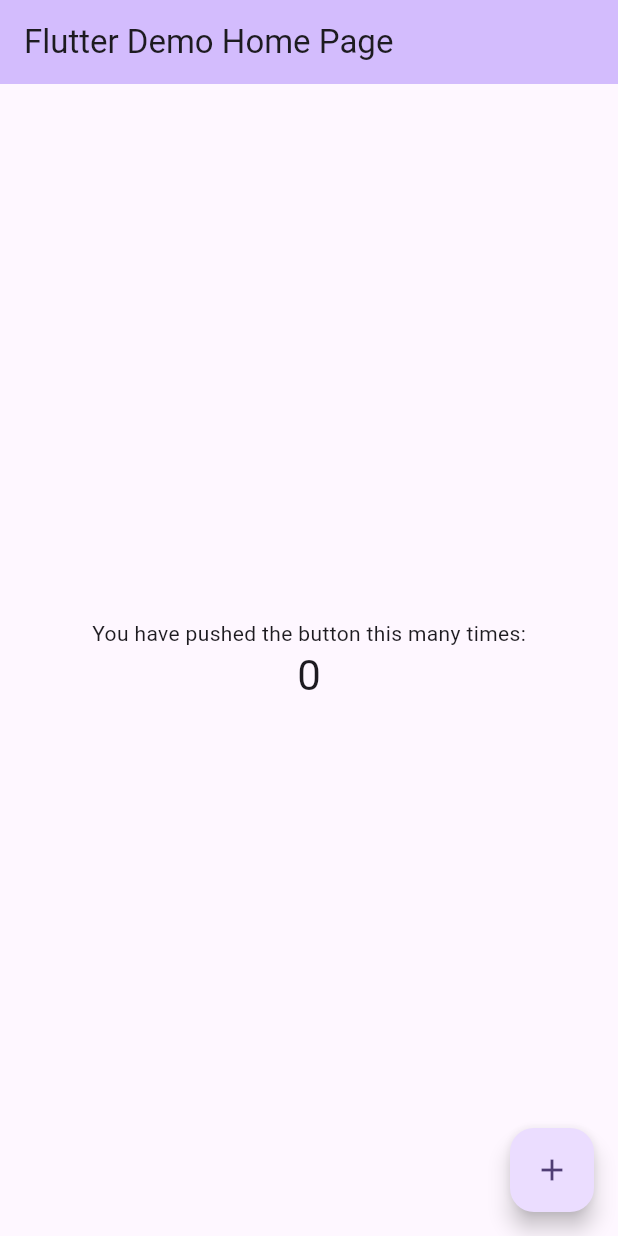
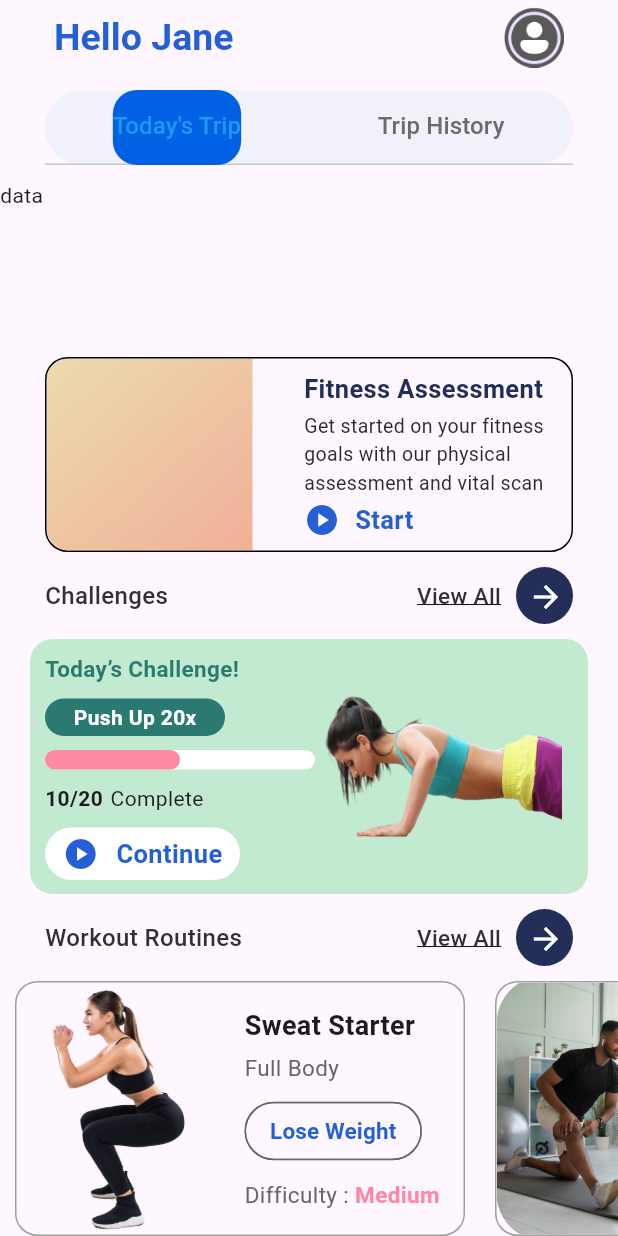
Before and after one commit to MuniasamyKumar/intern_assesment, a Flutter app: the screen it shows after launch, on a phone screen of 412 x 824 dp. Run offline on Flutter 3.47's test engine with Material 3 defaults, Android fonts, the phone set to English and light mode, and no system bars; drawn by our look-alikes of percent_indicator.

Commit message:
Feat : Designing Screen Pages

```diff
--- /dev/null
+++ b/lib/Screens/home_page.dart
@@ -0,0 +1,128 @@
+import 'package:flutter/material.dart';
+import 'package:intern_assesment/Widgets/custom_ass_container.dart';
+import '../Widgets/appbar.dart';
+import '../Widgets/challenges_container.dart';
+import '../Widgets/custom_head_line.dart';
+import '../Widgets/custom_workout_card.dart';
+
+class HomePage extends StatefulWidget {
+  const HomePage({super.key});
+
+  @override
+  State<HomePage> createState() => _HomePageState();
+}
+
+class _HomePageState extends State<HomePage> with TickerProviderStateMixin {
+  late TabController _tabController;
+  int i = 0;
+  @override
+  void initState() {
+    super.initState();
+    _tabController = TabController(
+      length: 2,
+      vsync: this,
+    );
+  }
+
+  @override
+  void dispose() {
+    _tabController.dispose();
+
+    super.dispose();
+  }
+
+  @override
+  Widget build(BuildContext context) {
+    return Scaffold(
+      appBar: const PreferredSize(
+        preferredSize: Size.fromHeight(50),
+        child: CustomAppBar(),
+      ),
+      body: Column(
+        children: [
+          Padding(
+            padding: EdgeInsets.symmetric(horizontal: 30, vertical: 10),
+            child: Container(
+              height: 50,
+              width: double.infinity,
+              decoration: BoxDecoration(
+                  color: Color.fromARGB(255, 241, 241, 250),
+                  borderRadius: BorderRadius.circular(30)),
+              child: TabBar(
+                controller: _tabController,
+                unselectedLabelColor: Color(0xff6B6B6B),
+                labelColor: Colors.blue,
+                indicator: BoxDecoration(
+                  color: const Color.fromRGBO(
+                    0,
+                    97,
+                    228,
+                    1,
+                  ),
+                  borderRadius: BorderRadius.circular(16),
+                ),
+                tabs: [
+                  Tab(
+                      child: Text(
+                    "Today's Trip",
+                    style: TextStyle(
+                        fontSize: 16,
+                        // color: Colors.black,
+                        fontWeight: FontWeight.w500),
+                  )),
+                  Tab(
+                      child: Text(
+                    "Trip History",
+                    style: TextStyle(
+                        fontSize: 16,
+                        //  color: Colors.black,
+                        fontWeight: FontWeight.w500),
+                  )),
+                ],
+              ),
+            ),
+          ),
+          Expanded(
+              child: TabBarView(
+            controller: _tabController,
+            children: [
+              Text("data"),
+              Text("data"),
+            ],
+          )),
+          const CustomAssessmentContainer(),
+          const CustomHeadLine(
+            category: "Challenges",
+          ),
+          const ChallengesContainer(),
+          const CustomHeadLine(
+            category: "Workout Routines",
+          ),
+          SizedBox(
+            height: 170,
+            child: ListView(
+              shrinkWrap: true,
+              scrollDirection: Axis.horizontal,
+              children: const [
+                WorkoutCard(
+                  title: 'Sweat Starter',
+                  subtitle: 'Full Body',
+                  difficulty: 'Medium',
+                  tag: 'Lose Weight',
+                  imageUrl: "assets/sd 1.png",
+                ),
+                WorkoutCard(
+                  title: 'Core Crusher',
+                  subtitle: 'Abs',
+                  difficulty: 'Hard',
+                  tag: 'Strength',
+                  imageUrl: "assets/image 54.png",
+                ),
+              ],
+            ),
+          ),
+        ],
+      ),
+    );
+  }
+}
--- /dev/null
+++ b/lib/Widgets/appbar.dart
@@ -0,0 +1,34 @@
+import 'package:flutter/material.dart';
+
+
+class CustomAppBar extends StatelessWidget {
+  const CustomAppBar({
+    super.key,
+  });
+
+  @override
+  Widget build(BuildContext context) {
+    return AppBar(
+      title: SafeArea(
+        child: Padding(
+          padding: const EdgeInsets.symmetric(
+            horizontal: 20,
+          ),
+          child: Row(
+            mainAxisAlignment: MainAxisAlignment.spaceBetween,
+            children: [
+              const Text("Hello Jane",
+                  style: TextStyle(
+                      fontSize: 25,
+                      color: Color(0xff255FD5),
+                      fontWeight: FontWeight.bold)),
+              CircleAvatar(
+                child: Image.asset("assets/Group 7073.png"),
+              )
+            ],
+          ),
+        ),
+      ),
+    );
+  }
+}
--- /dev/null
+++ b/lib/Widgets/challenges_container.dart
@@ -0,0 +1,115 @@
+import 'package:flutter/material.dart';
+import 'package:percent_indicator/percent_indicator.dart';
+
+
+class ChallengesContainer extends StatelessWidget {
+  const ChallengesContainer({
+    super.key,
+  });
+
+  @override
+  Widget build(BuildContext context) {
+    return Padding(
+      padding: const EdgeInsets.symmetric(horizontal: 20),
+      child: Container(
+          height: 170,
+          width: double.infinity,
+          decoration: const BoxDecoration(
+              borderRadius: BorderRadius.all(Radius.circular(15)),
+              image: DecorationImage(
+                  image: AssetImage("assets/Rectangle 2687.png"),
+                  fit: BoxFit.fitHeight)),
+          child: Row(
+            children: [
+              Padding(
+                padding: const EdgeInsets.only(left: 10),
+                child: Column(
+                  crossAxisAlignment: CrossAxisAlignment.start,
+                  mainAxisAlignment: MainAxisAlignment.spaceEvenly,
+                  children: [
+                    const Text(
+                      "Today’s Challenge!",
+                      style: TextStyle(
+                          color: Color(0xff2B7A71),
+                          fontSize: 15,
+                          fontWeight: FontWeight.bold),
+                    ),
+                    Container(
+                      height: 25,
+                      width: 120,
+                      decoration: BoxDecoration(
+                        borderRadius: BorderRadius.circular(25),
+                        color: const Color(0xff2B7A71),
+                      ),
+                      child: const Center(
+                          child: Text(
+                        "Push Up 20x",
+                        style: TextStyle(
+                            color: Colors.white, fontWeight: FontWeight.bold),
+                      )),
+                    ),
+                    LinearPercentIndicator(
+                      padding: const EdgeInsets.all(0),
+                      barRadius: const Radius.circular(10),
+                      width: 180,
+                      backgroundColor: Colors.white,
+                      animation: true,
+                      lineHeight: 13.0,
+                      animationDuration: 2000,
+                      percent: 0.5,
+                      progressColor: const Color(0xffFF88A5),
+                    ),
+                    const Row(
+                      children: [
+                        Text(
+                          "10/20",
+                          style: TextStyle(fontWeight: FontWeight.bold),
+                        ),
+                        SizedBox(
+                          width: 5,
+                        ),
+                        Text(
+                          "Complete",
+                          style: TextStyle(),
+                        ),
+                      ],
+                    ),
+                    Container(
+                      height: 35,
+                      width: 130,
+                      decoration: BoxDecoration(
+                        borderRadius: BorderRadius.circular(25),
+                        color: Colors.white,
+                      ),
+                      child: const Row(
+                        mainAxisAlignment: MainAxisAlignment.spaceEvenly,
+                        children: [
+                          Icon(
+                            Icons.play_circle,
+                            color: Color(0xff255FD5),
+                          ),
+                          Text(
+                            "Continue",
+                            style: TextStyle(
+                                color: Color(0xff255FD5),
+                                fontSize: 17,
+                                fontWeight: FontWeight.bold),
+                          ),
+                        ],
+                      ),
+                    ),
+                  ],
+                ),
+              ),
+              SizedBox(
+                  height: 100,
+                  width: MediaQuery.of(context).size.width / 2.5,
+                  child: const Image(
+                    image: AssetImage("assets/image 53.png"),
+                    fit: BoxFit.fill,
+                  ))
+            ],
+          )),
+    );
+  }
+}
--- /dev/null
+++ b/lib/Widgets/custom_ass_container.dart
@@ -0,0 +1,81 @@
+import 'package:flutter/material.dart';
+
+class CustomAssessmentContainer extends StatelessWidget {
+  const CustomAssessmentContainer({
+    super.key,
+  });
+
+  @override
+  Widget build(BuildContext context) {
+    return Padding(
+      padding: const EdgeInsets.symmetric(horizontal: 30),
+      child: Container(
+        height: 130,
+        width: double.infinity,
+        decoration: BoxDecoration(
+            borderRadius: BorderRadius.circular(15),
+            border: Border.all(color: Colors.black)),
+        child: Row(
+          mainAxisAlignment: MainAxisAlignment.spaceBetween,
+          children: [
+            SizedBox(
+              height: double.infinity,
+              width: MediaQuery.of(context).size.width / 3,
+              child: ClipRRect(
+                borderRadius: const BorderRadius.only(
+                  topLeft: Radius.circular(15),
+                  bottomLeft: Radius.circular(15),
+                ),
+                child: Image.asset(
+                  "assets/Rectangle 2682.png",
+                  fit: BoxFit.cover,
+                ),
+              ),
+            ),
+            const Padding(
+              padding: EdgeInsets.only(right: 15, top: 5, bottom: 5),
+              child: Column(
+                mainAxisAlignment: MainAxisAlignment.spaceEvenly,
+                crossAxisAlignment: CrossAxisAlignment.start,
+                children: [
+                  Text(
+                    "Fitness Assessment",
+                    style: TextStyle(
+                        color: Color(0xff222E58),
+                        fontSize: 17,
+                        fontWeight: FontWeight.bold),
+                  ),
+                  Text(
+                    "Get started on your fitness \ngoals with our physical\nassessment and vital scan",
+                    style: TextStyle(
+                        color: Color(0xff2A2A2A),
+                        fontSize: 13,
+                        fontWeight: FontWeight.normal),
+                  ),
+                  Row(
+                    children: [
+                      Icon(
+                        Icons.play_circle,
+                        color: Color(0xff255FD5),
+                      ),
+                      SizedBox(
+                        width: 10,
+                      ),
+                      Text(
+                        "Start",
+                        style: TextStyle(
+                            color: Color(0xff255FD5),
+                            fontSize: 17,
+                            fontWeight: FontWeight.bold),
+                      ),
+                    ],
+                  )
+                ],
+              ),
+            )
+          ],
+        ),
+      ),
+    );
+  }
+}
--- /dev/null
+++ b/lib/Widgets/custom_head_line.dart
@@ -0,0 +1,56 @@
+import 'package:flutter/material.dart';
+
+class CustomHeadLine extends StatelessWidget {
+  final String category;
+  const CustomHeadLine({
+    super.key,
+    required this.category,
+  });
+
+  @override
+  Widget build(BuildContext context) {
+    return Padding(
+      padding: const EdgeInsets.symmetric(horizontal: 30, vertical: 10),
+      child: Row(
+        mainAxisAlignment: MainAxisAlignment.spaceBetween,
+        children: [
+          Text(
+            category,
+            style: const TextStyle(
+              color: Color(0xff303030),
+              fontSize: 16,
+              fontWeight: FontWeight.w500,
+            ),
+          ),
+          Row(
+            children: [
+              const Text(
+                "View All",
+                style: TextStyle(
+                  color: Color(0xff303030),
+                  fontSize: 15,
+                  fontWeight: FontWeight.w500,
+                  decoration: TextDecoration.underline,
+                ),
+              ),
+              const SizedBox(
+                width: 10,
+              ),
+              CircleAvatar(
+                  radius: 19,
+                  backgroundColor: const Color(0xff232F58),
+                  child: IconButton(
+                      onPressed: () {},
+                      icon: const Center(
+                        child: Icon(
+                          Icons.arrow_forward,
+                          color: Colors.white,
+                        ),
+                      )))
+            ],
+          ),
+        ],
+      ),
+    );
+  }
+}
--- /dev/null
+++ b/lib/Widgets/custom_workout_card.dart
@@ -0,0 +1,101 @@
+import 'package:flutter/material.dart';
+
+class WorkoutCard extends StatelessWidget {
+  final String title;
+  final String subtitle;
+  final String difficulty;
+  final String tag;
+  final String imageUrl;
+
+  const WorkoutCard({
+    super.key,
+    required this.title,
+    required this.subtitle,
+    required this.difficulty,
+    required this.tag,
+    required this.imageUrl,
+  });
+
+  @override
+  Widget build(BuildContext context) {
+    return Container(
+      width: 300,
+      margin: const EdgeInsets.symmetric(horizontal: 10),
+      child: Container(
+        decoration: ShapeDecoration(
+          shape: RoundedRectangleBorder(
+              borderRadius: BorderRadius.circular(15),
+              side: const BorderSide(color: Colors.grey)),
+        ),
+        child: Row(
+          children: [
+            ClipRRect(
+              borderRadius: const BorderRadius.only(
+                topLeft: Radius.circular(15),
+                bottomLeft: Radius.circular(15),
+              ),
+              child: Image.asset(
+                imageUrl,
+                width: 140,
+                height: double.infinity,
+                fit: BoxFit.cover,
+              ),
+            ),
+            Expanded(
+              child: Padding(
+                padding: const EdgeInsets.all(12),
+                child: Column(
+                  crossAxisAlignment: CrossAxisAlignment.start,
+                  mainAxisAlignment: MainAxisAlignment.center,
+                  children: [
+                    Text(
+                      title,
+                      style: const TextStyle(
+                          fontSize: 18, fontWeight: FontWeight.bold),
+                    ),
+                    const SizedBox(height: 4),
+                    Text(
+                      subtitle,
+                      style: const TextStyle(
+                          fontSize: 15, color: Color(0xff666666)),
+                    ),
+                    const SizedBox(height: 8),
+                    Chip(
+                      shape: RoundedRectangleBorder(
+                          borderRadius: BorderRadius.circular(20),
+                          side: const BorderSide(
+                              width: 1, color: Color(0xff666666))),
+                      label: Text(
+                        tag,
+                        style: const TextStyle(
+                            fontWeight: FontWeight.bold, fontSize: 15),
+                      ),
+                      labelStyle: const TextStyle(color: Color(0xff255FD5)),
+                    ),
+                    const SizedBox(height: 8),
+                    Row(
+                      children: [
+                        const Text(
+                          'Difficulty : ',
+                          style:
+                              TextStyle(fontSize: 15, color: Color(0xff666666)),
+                        ),
+                        Text(
+                          difficulty,
+                          style: const TextStyle(
+                              color: Color(0xffFF88A5),
+                              fontWeight: FontWeight.bold,
+                              fontSize: 15),
+                        ),
+                      ],
+                    ),
+                  ],
+                ),
+              ),
+            ),
+          ],
+        ),
+      ),
+    );
+  }
+}
--- a/lib/main.dart
+++ b/lib/main.dart
@@ -1,4 +1,5 @@
 import 'package:flutter/material.dart';
+import 'package:intern_assesment/Screens/home_page.dart';
 
 void main() {
   runApp(const MyApp());
@@ -7,119 +8,11 @@
 class MyApp extends StatelessWidget {
   const MyApp({super.key});
 
-  // This widget is the root of your application.
   @override
   Widget build(BuildContext context) {
-    return MaterialApp(
-      title: 'Flutter Demo',
-      theme: ThemeData(
-        // This is the theme of your application.
-        //
-        // TRY THIS: Try running your application with "flutter run". You'll see
-        // the application has a purple toolbar. Then, without quitting the app,
-        // try changing the seedColor in the colorScheme below to Colors.green
-        // and then invoke "hot reload" (save your changes or press the "hot
-        // reload" button in a Flutter-supported IDE, or press "r" if you used
-        // the command line to start the app).
-        //
-        // Notice that the counter didn't reset back to zero; the application
-        // state is not lost during the reload. To reset the state, use hot
-        // restart instead.
-        //
-        // This works for code too, not just values: Most code changes can be
-        // tested with just a hot reload.
-        colorScheme: ColorScheme.fromSeed(seedColor: Colors.deepPurple),
-        useMaterial3: true,
-      ),
-      home: const MyHomePage(title: 'Flutter Demo Home Page'),
+    return const MaterialApp(
+      debugShowCheckedModeBanner: false,
+      home: HomePage(),
     );
   }
 }
-
-class MyHomePage extends StatefulWidget {
-  const MyHomePage({super.key, required this.title});
-
-  // This widget is the home page of your application. It is stateful, meaning
-  // that it has a State object (defined below) that contains fields that affect
-  // how it looks.
-
-  // This class is the configuration for the state. It holds the values (in this
-  // case the title) provided by the parent (in this case the App widget) and
-  // used by the build method of the State. Fields in a Widget subclass are
-  // always marked "final".
-
-  final String title;
-
-  @override
-  State<MyHomePage> createState() => _MyHomePageState();
-}
-
-class _MyHomePageState extends State<MyHomePage> {
-  int _counter = 0;
-
-  void _incrementCounter() {
-    setState(() {
-      // This call to setState tells the Flutter framework that something has
-      // changed in this State, which causes it to rerun the build method below
-      // so that the display can reflect the updated values. If we changed
-      // _counter without calling setState(), then the build method would not be
-      // called again, and so nothing would appear to happen.
-      _counter++;
-    });
-  }
-
-  @override
-  Widget build(BuildContext context) {
-    // This method is rerun every time setState is called, for instance as done
-    // by the _incrementCounter method above.
-    //
-    // The Flutter framework has been optimized to make rerunning build methods
-    // fast, so that you can just rebuild anything that needs updating rather
-    // than having to individually change instances of widgets.
-    return Scaffold(
-      appBar: AppBar(
-        // TRY THIS: Try changing the color here to a specific color (to
-        // Colors.amber, perhaps?) and trigger a hot reload to see the AppBar
-        // change color while the other colors stay the same.
-        backgroundColor: Theme.of(context).colorScheme.inversePrimary,
-        // Here we take the value from the MyHomePage object that was created by
-        // the App.build method, and use it to set our appbar title.
-        title: Text(widget.title),
-      ),
-      body: Center(
-        // Center is a layout widget. It takes a single child and positions it
-        // in the middle of the parent.
-        child: Column(
-          // Column is also a layout widget. It takes a list of children and
-          // arranges them vertically. By default, it sizes itself to fit its
-          // children horizontally, and tries to be as tall as its parent.
-          //
-          // Column has various properties to control how it sizes itself and
-          // how it positions its children. Here we use mainAxisAlignment to
-          // center the children vertically; the main axis here is the vertical
-          // axis because Columns are vertical (the cross axis would be
-          // horizontal).
-          //
-          // TRY THIS: Invoke "debug painting" (choose the "Toggle Debug Paint"
-          // action in the IDE, or press "p" in the console), to see the
-          // wireframe for each widget.
-          mainAxisAlignment: MainAxisAlignment.center,
-          children: <Widget>[
-            const Text(
-              'You have pushed the button this many times:',
-            ),
-            Text(
-              '$_counter',
-              style: Theme.of(context).textTheme.headlineMedium,
-            ),
-          ],
-        ),
-      ),
-      floatingActionButton: FloatingActionButton(
-        onPressed: _incrementCounter,
-        tooltip: 'Increment',
-        child: const Icon(Icons.add),
-      ), // This trailing comma makes auto-formatting nicer for build methods.
-    );
-  }
-}
```
Also changed, not shown: lib/Widgets/custom_assesment.dart (added, +15 -0 lines), pubspec.yaml (+4 -3 lines), assets/Group 7073.png (added), assets/Rectangle 2682.png (added), assets/Rectangle 2687.png (added), assets/image 193.png (added), assets/image 53.png (added), assets/image 54.png (added), assets/sd 1.png (added), pubspec.lock.
